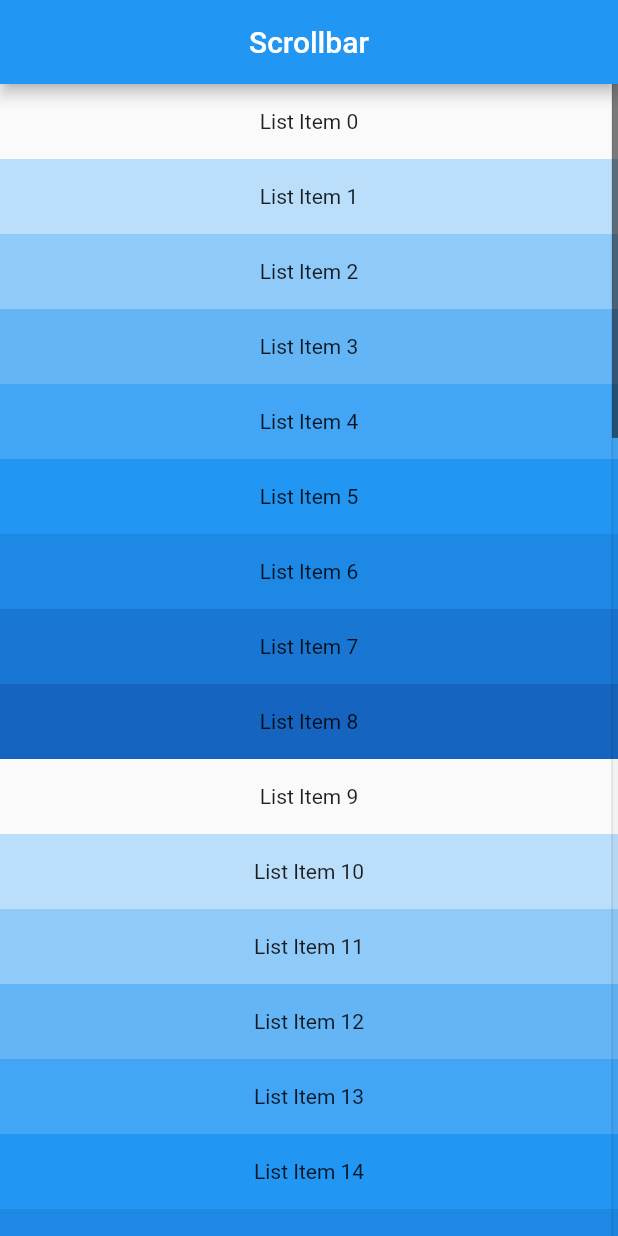
After one commit to nobushiueshi/flutter_widget_of_the_week, a Flutter app: the SamplePage098 screen opened directly, on a phone screen of 412 x 824 dp. The commit adds this screen. Run offline on Flutter 3.47's test engine with Material 2 defaults, Android fonts, the phone set to English and light mode, and no system bars; our stand-ins replace device_info_plus, flutter_slidable, location, sqflite; accounts and stored records are empty.

Commit message:
#098 Scrollbarを追加.

```diff
--- a/lib/presentation/pages/sample/sample090_page_data_list.dart
+++ b/lib/presentation/pages/sample/sample090_page_data_list.dart
@@ -7,8 +7,10 @@ import 'package:flutter_widget_of_the_week/presentation/pages/sample090/sample_p
 import 'package:flutter_widget_of_the_week/presentation/pages/sample090/sample_page_095.dart';
 import 'package:flutter_widget_of_the_week/presentation/pages/sample090/sample_page_096.dart';
 import 'package:flutter_widget_of_the_week/presentation/pages/sample090/sample_page_097.dart';
+import 'package:flutter_widget_of_the_week/presentation/pages/sample090/sample_page_098.dart';
 
 final sample090PageDataList = <SamplePageData>[
+  SamplePageData(name: '#98 Scrollbar', widget: const SamplePage098()),
   SamplePageData(name: '#97 ExpansionPanel', widget: const SamplePage097()),
   SamplePageData(name: '#96 RotatedBox', widget: const SamplePage096()),
   SamplePageData(name: '#95 flutter_slidable', widget: const SamplePage095()),
--- a/lib/presentation/pages/sample090/sample_page_097.dart
+++ b/lib/presentation/pages/sample090/sample_page_097.dart
@@ -22,7 +22,7 @@ class _SamplePage097State extends State<SamplePage097> {
   Widget build(BuildContext context) {
     return Scaffold(
       appBar: AppBar(
-        title: const Text('RotatedBox'),
+        title: const Text('ExpansionPanel'),
         centerTitle: true,
       ),
       body: SafeArea(
--- /dev/null
+++ b/lib/presentation/pages/sample090/sample_page_098.dart
@@ -0,0 +1,34 @@
+import 'package:flutter/material.dart';
+
+class SamplePage098 extends StatelessWidget {
+  const SamplePage098({
+    super.key,
+  });
+
+  @override
+  Widget build(BuildContext context) {
+    return Scaffold(
+      appBar: AppBar(
+        title: const Text('Scrollbar'),
+        centerTitle: true,
+      ),
+      body: SafeArea(
+        child: Scrollbar(
+          thumbVisibility: true,
+          trackVisibility: true,
+          child: ListView.builder(
+            itemCount: 50,
+            itemExtent: 50,
+            itemBuilder: (context, index) {
+              return Container(
+                alignment: Alignment.center,
+                color: Colors.blue[100 * (index % 9)],
+                child: Text('List Item $index'),
+              );
+            },
+          ),
+        ),
+      ),
+    );
+  }
+}
```
Also changed, not shown: 1 other file.
